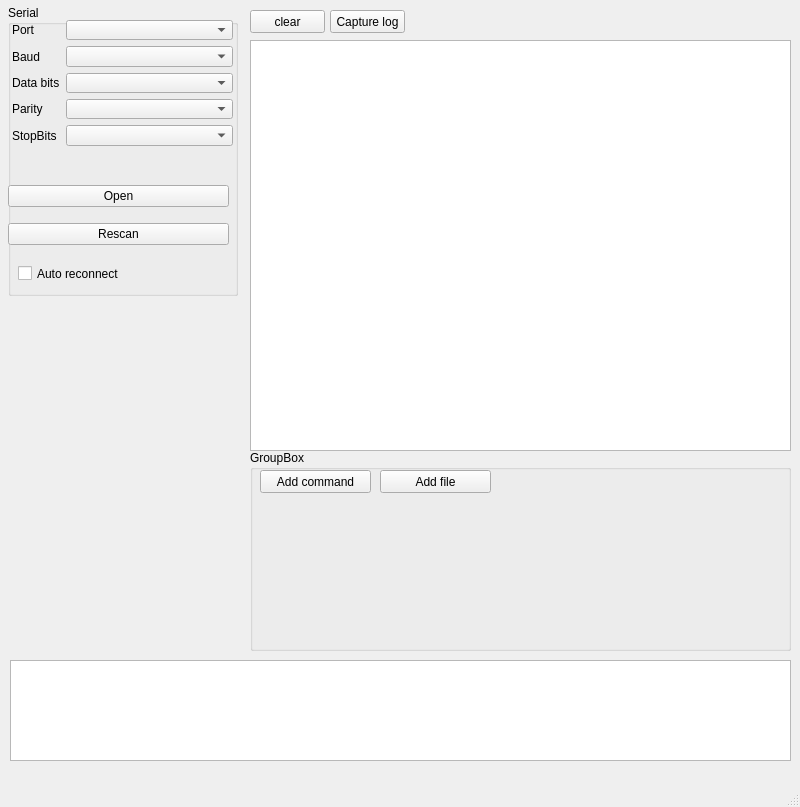
Above: Gui/Win/QWinMainWindowTerminal.ui from hound672/QTerminal before the change. Below: the same form after it.
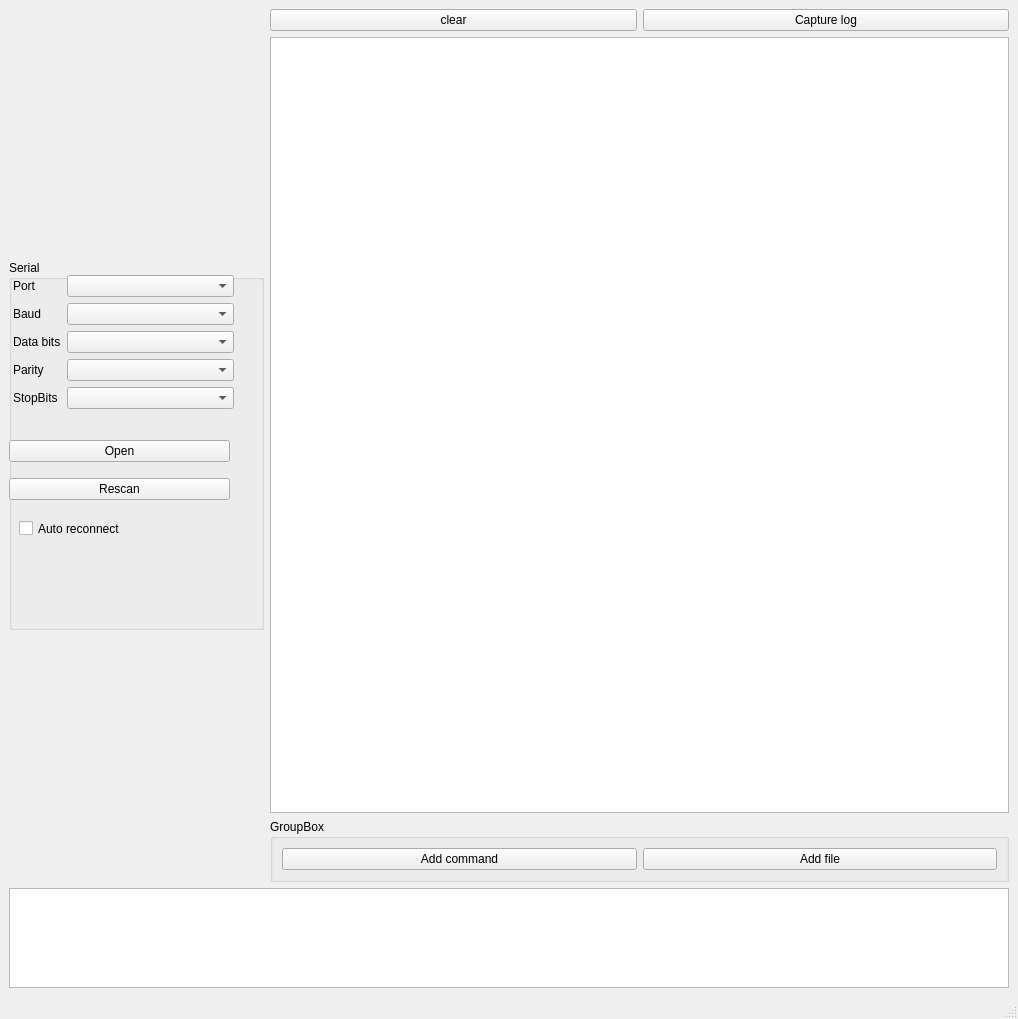
That is the form after the change.

Commit message: resize components depends on resize main window now

Diff of the .ui file:
```diff
--- a/Gui/Win/QWinMainWindowTerminal.ui
+++ b/Gui/Win/QWinMainWindowTerminal.ui
@@ -6,22 +6,32 @@
    <rect>
     <x>0</x>
     <y>0</y>
-    <width>800</width>
-    <height>807</height>
+    <width>1018</width>
+    <height>1019</height>
    </rect>
   </property>
   <property name="windowTitle">
    <string>MainWindow</string>
   </property>
   <widget class="QWidget" name="centralwidget">
+   <layout class="QGridLayout" name="gridLayout_2">
+    <item row="0" column="0">
+     <layout class="QVBoxLayout" name="verticalLayout_2">
+      <item>
+       <layout class="QHBoxLayout" name="horizontalLayout_6">
+        <item>
    <widget class="QGroupBox" name="groupBox">
-    <property name="geometry">
-     <rect>
-      <x>8</x>
-      <y>5</y>
-      <width>230</width>
-      <height>291</height>
-     </rect>
+          <property name="minimumSize">
+           <size>
+            <width>255</width>
+            <height>370</height>
+           </size>
+          </property>
+          <property name="maximumSize">
+           <size>
+            <width>255</width>
+            <height>370</height>
+           </size>
     </property>
     <property name="title">
      <string>Serial</string>
@@ -32,10 +42,10 @@
        <x>4</x>
        <y>15</y>
        <width>221</width>
-       <height>126</height>
-      </rect>
-     </property>
-     <layout class="QFormLayout" name="formLayout">
+             <height>140</height>
+            </rect>
+           </property>
+           <layout class="QFormLayout" name="formLayout_2">
       <item row="0" column="0">
        <widget class="QLabel" name="label">
         <property name="text">
@@ -128,30 +138,33 @@
      </property>
     </widget>
    </widget>
-   <widget class="QPlainTextEdit" name="log">
-    <property name="geometry">
-     <rect>
-      <x>10</x>
-      <y>660</y>
-      <width>781</width>
-      <height>101</height>
-     </rect>
-    </property>
-    <property name="lineWrapMode">
-     <enum>QPlainTextEdit::NoWrap</enum>
-    </property>
-    <property name="readOnly">
-     <bool>true</bool>
-    </property>
-   </widget>
+        </item>
+        <item>
+         <layout class="QVBoxLayout" name="dump_commands">
+          <item>
+           <layout class="QHBoxLayout" name="log_commands">
+            <item>
+             <widget class="QPushButton" name="btnClear">
+              <property name="text">
+               <string>clear</string>
+              </property>
+             </widget>
+            </item>
+            <item>
+             <widget class="QPushButton" name="btnCaptureLog">
+              <property name="text">
+               <string>Capture log</string>
+              </property>
+             </widget>
+            </item>
+           </layout>
+          </item>
+          <item>
    <widget class="QPlainTextEdit" name="textData">
-    <property name="geometry">
-     <rect>
-      <x>250</x>
-      <y>40</y>
-      <width>541</width>
-      <height>411</height>
-     </rect>
+            <property name="font">
+             <font>
+              <family>Consolas</family>
+             </font>
     </property>
     <property name="lineWrapMode">
      <enum>QPlainTextEdit::NoWrap</enum>
@@ -169,27 +182,15 @@
      <number>0</number>
     </property>
    </widget>
+          </item>
+          <item>
    <widget class="QGroupBox" name="groupCommands">
-    <property name="geometry">
-     <rect>
-      <x>250</x>
-      <y>450</y>
-      <width>541</width>
-      <height>201</height>
-     </rect>
-    </property>
     <property name="title">
      <string>GroupBox</string>
     </property>
+            <layout class="QGridLayout" name="gridLayout">
+             <item row="0" column="0">
     <widget class="QPushButton" name="btnAddCmd">
-     <property name="geometry">
-      <rect>
-       <x>10</x>
-       <y>20</y>
-       <width>111</width>
-       <height>23</height>
-      </rect>
-     </property>
      <property name="accessibleName">
       <string>command</string>
      </property>
@@ -197,26 +198,9 @@
       <string>Add command</string>
      </property>
     </widget>
-    <widget class="QWidget" name="verticalLayoutWidget_2">
-     <property name="geometry">
-      <rect>
-       <x>10</x>
-       <y>50</y>
-       <width>531</width>
-       <height>141</height>
-      </rect>
-     </property>
-     <layout class="QVBoxLayout" name="listCmds"/>
-    </widget>
+             </item>
+             <item row="0" column="1">
     <widget class="QPushButton" name="btnAddFile">
-     <property name="geometry">
-      <rect>
-       <x>130</x>
-       <y>20</y>
-       <width>111</width>
-       <height>23</height>
-      </rect>
-     </property>
      <property name="accessibleName">
       <string>file</string>
      </property>
@@ -224,33 +208,36 @@
       <string>Add file</string>
      </property>
     </widget>
-   </widget>
-   <widget class="QPushButton" name="btnClear">
-    <property name="geometry">
-     <rect>
-      <x>250</x>
-      <y>10</y>
-      <width>75</width>
-      <height>23</height>
-     </rect>
-    </property>
-    <property name="text">
-     <string>clear</string>
-    </property>
-   </widget>
-   <widget class="QPushButton" name="btnCaptureLog">
-    <property name="geometry">
-     <rect>
-      <x>330</x>
-      <y>10</y>
-      <width>75</width>
-      <height>23</height>
-     </rect>
-    </property>
-    <property name="text">
-     <string>Capture log</string>
-    </property>
-   </widget>
+             </item>
+             <item row="1" column="0" colspan="2">
+              <layout class="QVBoxLayout" name="listCmds"/>
+             </item>
+            </layout>
+           </widget>
+          </item>
+         </layout>
+        </item>
+       </layout>
+      </item>
+      <item>
+       <widget class="QPlainTextEdit" name="log">
+        <property name="maximumSize">
+         <size>
+          <width>16777215</width>
+          <height>100</height>
+         </size>
+        </property>
+        <property name="lineWrapMode">
+         <enum>QPlainTextEdit::NoWrap</enum>
+        </property>
+        <property name="readOnly">
+         <bool>true</bool>
+        </property>
+       </widget>
+      </item>
+     </layout>
+    </item>
+   </layout>
   </widget>
   <widget class="QMenuBar" name="menubar">
    <property name="geometry">
```
Left out of the diff: 20 changed lines with no effect on the pictures. Lines whose indentation alone changed are shown as unchanged. The commit also changes 1 other file.
